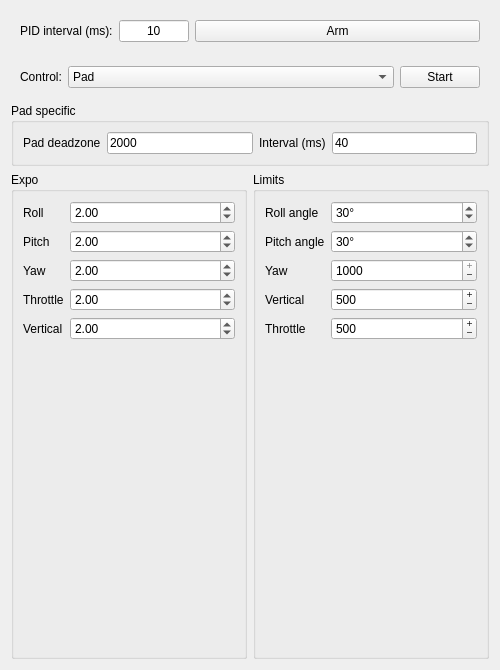
knr-auv/PC_GUI, file UiFiles/controlSettings.ui: the form before one commit.
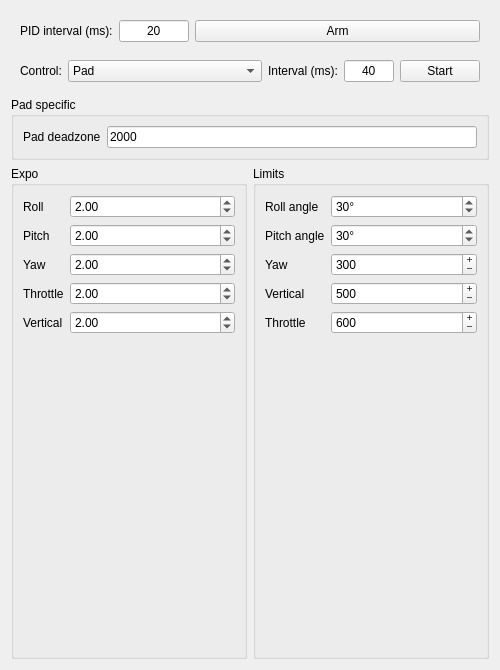
The form after the commit.

Commit message: Adde keyboard control

The edit to the form file:
```diff
--- a/UiFiles/controlSettings.ui
+++ b/UiFiles/controlSettings.ui
@@ -10,6 +10,12 @@
     <height>670</height>
    </rect>
   </property>
+  <property name="sizePolicy">
+   <sizepolicy hsizetype="Preferred" vsizetype="Preferred">
+    <horstretch>0</horstretch>
+    <verstretch>0</verstretch>
+   </sizepolicy>
+  </property>
   <property name="minimumSize">
    <size>
     <width>0</width>
@@ -27,6 +33,30 @@
   </property>
   <layout class="QVBoxLayout" name="verticalLayout">
    <item>
+    <widget class="QWidget" name="widget_3" native="true">
+     <property name="sizePolicy">
+      <sizepolicy hsizetype="Preferred" vsizetype="Maximum">
+       <horstretch>0</horstretch>
+       <verstretch>0</verstretch>
+      </sizepolicy>
+     </property>
+     <layout class="QVBoxLayout" name="verticalLayout_3">
+      <property name="spacing">
+       <number>0</number>
+      </property>
+      <property name="leftMargin">
+       <number>0</number>
+      </property>
+      <property name="topMargin">
+       <number>0</number>
+      </property>
+      <property name="rightMargin">
+       <number>0</number>
+      </property>
+      <property name="bottomMargin">
+       <number>0</number>
+      </property>
+      <item>
     <widget class="QWidget" name="widget_2" native="true">
      <property name="sizePolicy">
       <sizepolicy hsizetype="Preferred" vsizetype="Maximum">
@@ -57,7 +87,7 @@
          </size>
         </property>
         <property name="text">
-         <string>10</string>
+            <string>20</string>
         </property>
         <property name="alignment">
          <set>Qt::AlignCenter</set>
@@ -136,6 +166,41 @@
         </item>
        </widget>
       </item>
+         <item>
+          <widget class="QLabel" name="label_13">
+           <property name="sizePolicy">
+            <sizepolicy hsizetype="Preferred" vsizetype="Maximum">
+             <horstretch>0</horstretch>
+             <verstretch>0</verstretch>
+            </sizepolicy>
+           </property>
+           <property name="text">
+            <string>Interval (ms):</string>
+           </property>
+          </widget>
+         </item>
+         <item>
+          <widget class="QLineEdit" name="l_interval">
+           <property name="sizePolicy">
+            <sizepolicy hsizetype="Maximum" vsizetype="Fixed">
+             <horstretch>0</horstretch>
+             <verstretch>0</verstretch>
+            </sizepolicy>
+           </property>
+           <property name="maximumSize">
+            <size>
+             <width>50</width>
+             <height>16777215</height>
+            </size>
+           </property>
+           <property name="text">
+            <string>40</string>
+           </property>
+           <property name="alignment">
+            <set>Qt::AlignCenter</set>
+           </property>
+          </widget>
+         </item>
       <item>
        <widget class="QPushButton" name="b_start">
         <property name="text">
@@ -146,6 +211,9 @@
      </layout>
     </widget>
    </item>
+     </layout>
+    </widget>
+   </item>
    <item>
     <widget class="QWidget" name="padSpec" native="true">
      <layout class="QVBoxLayout" name="verticalLayout_2">
@@ -199,26 +267,6 @@
            </property>
           </widget>
          </item>
-         <item>
-          <widget class="QLabel" name="label_13">
-           <property name="sizePolicy">
-            <sizepolicy hsizetype="Preferred" vsizetype="Maximum">
-             <horstretch>0</horstretch>
-             <verstretch>0</verstretch>
-            </sizepolicy>
-           </property>
-           <property name="text">
-            <string>Interval (ms)</string>
-           </property>
-          </widget>
-         </item>
-         <item>
-          <widget class="QLineEdit" name="l_interval">
-           <property name="text">
-            <string>40</string>
-           </property>
-          </widget>
-         </item>
         </layout>
        </widget>
       </item>
@@ -442,7 +490,7 @@
               <number>1000</number>
              </property>
              <property name="value">
-              <number>1000</number>
+              <number>300</number>
              </property>
             </widget>
            </item>
@@ -477,7 +525,7 @@
               <number>10</number>
              </property>
              <property name="value">
-              <number>500</number>
+              <number>600</number>
              </property>
             </widget>
            </item>
```
Lines whose indentation alone changed are shown as unchanged. The commit also changes 13 other files.
